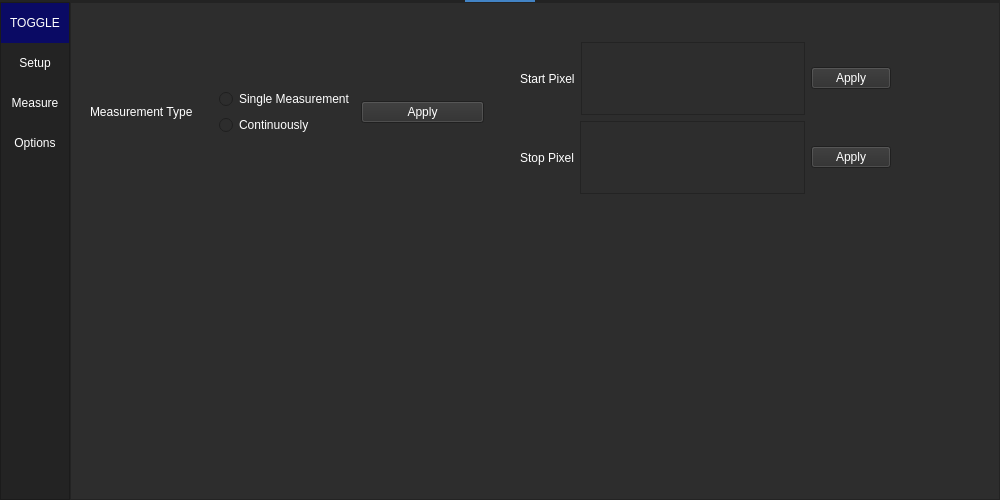
Above: ui_main.ui from McNut55555/field_kit before the change. Below: the same form after it.
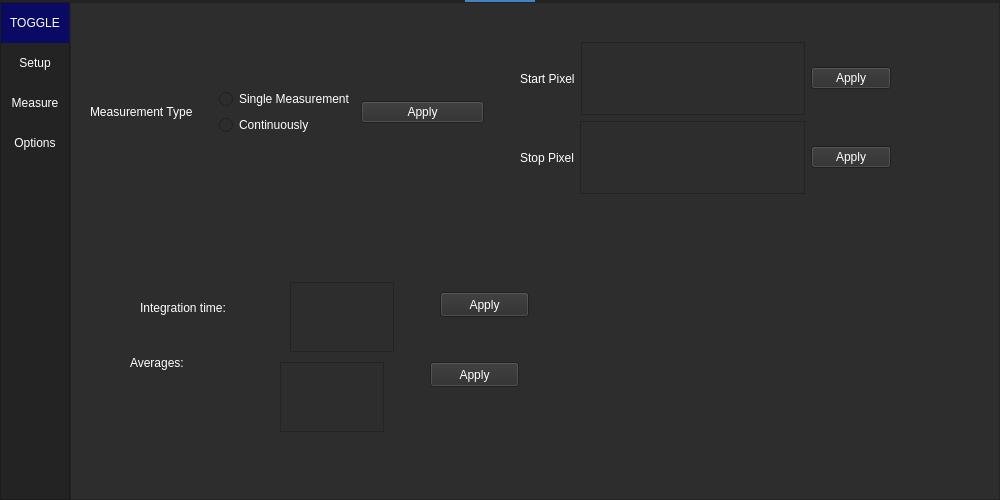
That is the form after the change. Custom widgets are drawn as their Qt base class.

Patch:
```diff
--- a/ui_main.ui
+++ b/ui_main.ui
@@ -882,6 +882,102 @@
                </item>
               </layout>
              </widget>
+             <widget class="QLabel" name="label_2">
+              <property name="geometry">
+               <rect>
+                <x>60</x>
+                <y>280</y>
+                <width>141</width>
+                <height>31</height>
+               </rect>
+              </property>
+              <property name="styleSheet">
+               <string notr="true">color: #FFF;
+</string>
+              </property>
+              <property name="text">
+               <string>Integration time:</string>
+              </property>
+             </widget>
+             <widget class="QLabel" name="label_3">
+              <property name="geometry">
+               <rect>
+                <x>50</x>
+                <y>330</y>
+                <width>101</width>
+                <height>41</height>
+               </rect>
+              </property>
+              <property name="styleSheet">
+               <string notr="true">color: #FFF;
+</string>
+              </property>
+              <property name="text">
+               <string>Averages:</string>
+              </property>
+             </widget>
+             <widget class="QTextEdit" name="intEdit">
+              <property name="geometry">
+               <rect>
+                <x>210</x>
+                <y>270</y>
+                <width>104</width>
+                <height>70</height>
+               </rect>
+              </property>
+              <property name="styleSheet">
+               <string notr="true">color: #FFF;
+</string>
+              </property>
+             </widget>
+             <widget class="QTextEdit" name="avgEdit">
+              <property name="geometry">
+               <rect>
+                <x>200</x>
+                <y>350</y>
+                <width>104</width>
+                <height>70</height>
+               </rect>
+              </property>
+              <property name="styleSheet">
+               <string notr="true">color: #FFF;
+</string>
+              </property>
+             </widget>
+             <widget class="QPushButton" name="intApply">
+              <property name="geometry">
+               <rect>
+                <x>360</x>
+                <y>280</y>
+                <width>89</width>
+                <height>25</height>
+               </rect>
+              </property>
+              <property name="styleSheet">
+               <string notr="true">color: #FFF;
+</string>
+              </property>
+              <property name="text">
+               <string>Apply</string>
+              </property>
+             </widget>
+             <widget class="QPushButton" name="avgApply">
+              <property name="geometry">
+               <rect>
+                <x>350</x>
+                <y>350</y>
+                <width>89</width>
+                <height>25</height>
+               </rect>
+              </property>
+              <property name="styleSheet">
+               <string notr="true">color: #FFF;
+</string>
+              </property>
+              <property name="text">
+               <string>Apply</string>
+              </property>
+             </widget>
             </widget>
            </widget>
           </item>
```
